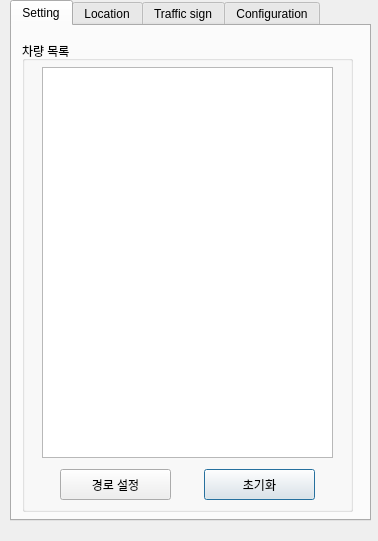
Qt form PythonAPI/examples/Carla_UI.ui (Jinviz/carla-simulator) before a commit.
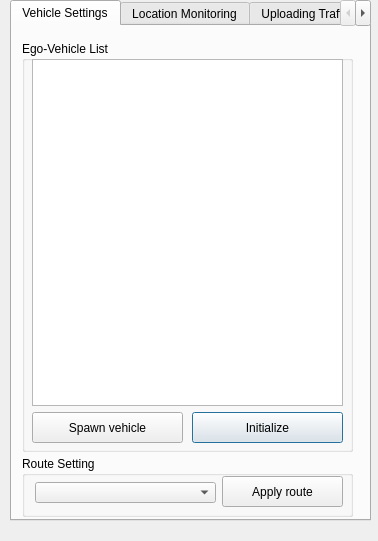
The same form after that commit.

```diff
--- a/PythonAPI/examples/Carla_UI.ui
+++ b/PythonAPI/examples/Carla_UI.ui
@@ -27,7 +27,7 @@
    </property>
    <widget class="QWidget" name="tab_4">
     <attribute name="title">
-     <string>Setting</string>
+     <string>Vehicle Settings</string>
     </attribute>
     <widget class="QGroupBox" name="groupBox_9">
      <property name="geometry">
@@ -35,18 +35,18 @@
        <x>10</x>
        <y>15</y>
        <width>331</width>
-       <height>471</height>
+       <height>411</height>
       </rect>
      </property>
      <property name="title">
-      <string>차량 목록</string>
+      <string>Ego-Vehicle List</string>
      </property>
      <widget class="QPushButton" name="pushButton_remove_Vehicle">
       <property name="geometry">
        <rect>
-        <x>182</x>
-        <y>428</y>
-        <width>111</width>
+        <x>170</x>
+        <y>371</y>
+        <width>151</width>
         <height>31</height>
        </rect>
       </property>
@@ -54,32 +54,71 @@
        <bool>false</bool>
       </property>
       <property name="text">
-       <string>초기화</string>
-      </property>
-     </widget>
-     <widget class="QPushButton" name="pushButton_generate_Vehicle">
-      <property name="geometry">
-       <rect>
-        <x>38</x>
-        <y>428</y>
-        <width>111</width>
-        <height>31</height>
-       </rect>
-      </property>
-      <property name="acceptDrops">
-       <bool>false</bool>
-      </property>
-      <property name="text">
-       <string>경로 설정</string>
+       <string>Initialize</string>
       </property>
      </widget>
      <widget class="QTextBrowser" name="VehicleTextBrowser">
       <property name="geometry">
        <rect>
-        <x>20</x>
+        <x>10</x>
+        <y>18</y>
+        <width>311</width>
+        <height>347</height>
+       </rect>
+      </property>
+     </widget>
+     <widget class="QPushButton" name="pushButton_spawn_Vehicle">
+      <property name="geometry">
+       <rect>
+        <x>10</x>
+        <y>371</y>
+        <width>151</width>
+        <height>31</height>
+       </rect>
+      </property>
+      <property name="acceptDrops">
+       <bool>false</bool>
+      </property>
+      <property name="text">
+       <string>Spawn vehicle</string>
+      </property>
+     </widget>
+    </widget>
+    <widget class="QGroupBox" name="groupBox">
+     <property name="geometry">
+      <rect>
+       <x>10</x>
+       <y>430</y>
+       <width>331</width>
+       <height>61</height>
+      </rect>
+     </property>
+     <property name="title">
+      <string>Route Setting</string>
+     </property>
+     <widget class="QPushButton" name="pushButton_apply_Vehicle">
+      <property name="geometry">
+       <rect>
+        <x>200</x>
+        <y>20</y>
+        <width>121</width>
+        <height>31</height>
+       </rect>
+      </property>
+      <property name="acceptDrops">
+       <bool>false</bool>
+      </property>
+      <property name="text">
+       <string>Apply route</string>
+      </property>
+     </widget>
+     <widget class="QComboBox" name="SelectVehicleComboBox">
+      <property name="geometry">
+       <rect>
+        <x>13</x>
         <y>26</y>
-        <width>291</width>
-        <height>391</height>
+        <width>181</width>
+        <height>21</height>
        </rect>
       </property>
      </widget>
@@ -87,7 +126,7 @@
    </widget>
    <widget class="QWidget" name="tab_3">
     <attribute name="title">
-     <string>Location</string>
+     <string>Location Monitoring</string>
     </attribute>
     <widget class="QGroupBox" name="groupBox_8">
      <property name="geometry">
@@ -125,7 +164,7 @@
    </widget>
    <widget class="QWidget" name="tab_5">
     <attribute name="title">
-     <string>Traffic sign</string>
+     <string>Uploading Traffic Sign</string>
     </attribute>
     <widget class="QGroupBox" name="groupBox_10">
      <property name="geometry">
```
Left out of the diff: 54 changed lines with no effect on the pictures.
